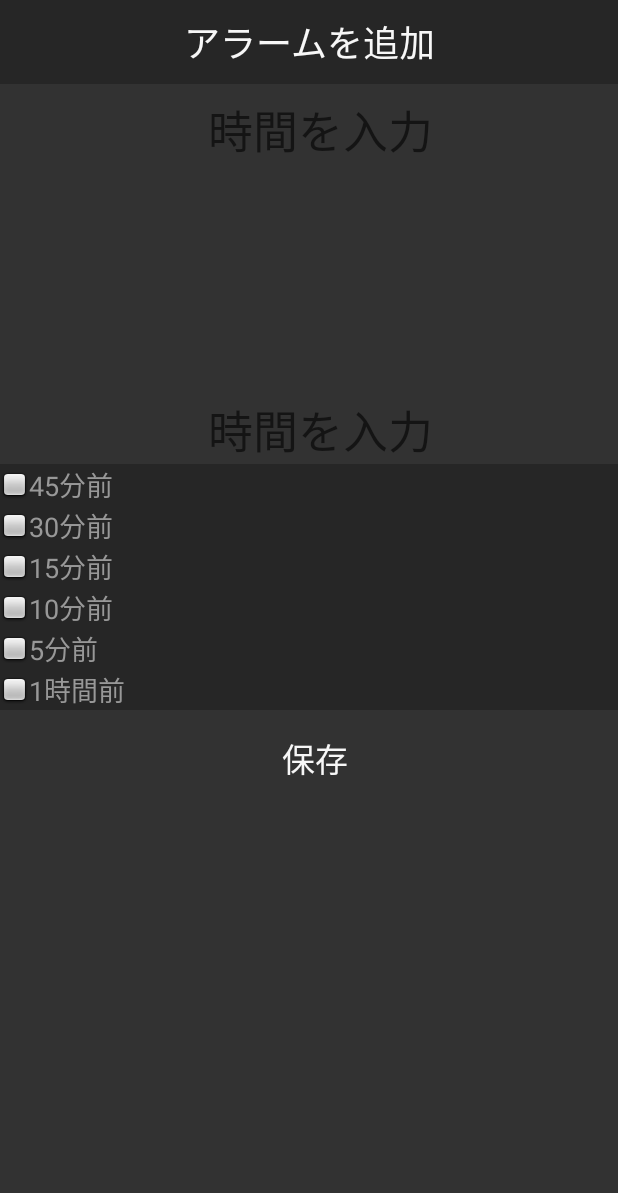
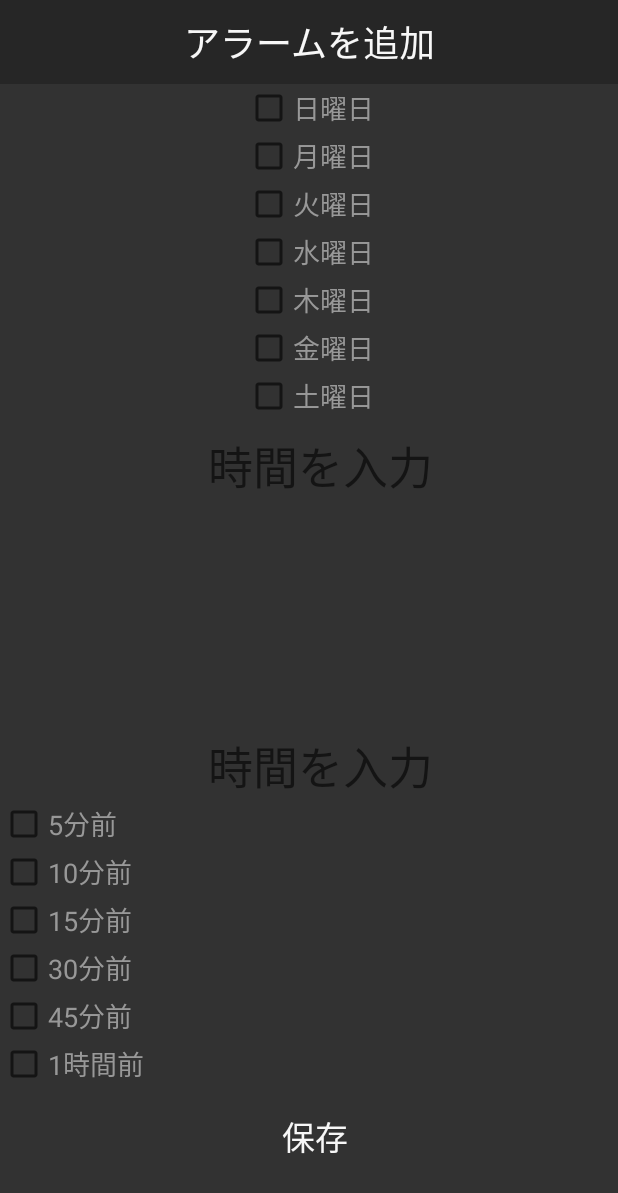
Before and after one commit to 18g031/customAlarmAPP, an Android app: the AlarmCreateActivity screen opened directly, with no data from a screen before it, on a phone screen of 412 x 824 dp. Shown: the top 1193 px of the screen. Run offline under Robolectric (Android 15) with nearby library versions, the phone set to English and light mode, and no system bars.

Commit message:
調整中

```diff
--- a/app/src/main/res/layout/clock.xml
+++ b/app/src/main/res/layout/clock.xml
@@ -21,14 +21,71 @@
 
     </androidx.appcompat.widget.Toolbar>
 
+    <CheckBox
+        android:id="@+id/checkBoxSun"
+        style="@style/checkBox"
+        android:text="日曜日"
+        app:layout_constraintEnd_toEndOf="parent"
+        app:layout_constraintStart_toStartOf="parent"
+        app:layout_constraintTop_toBottomOf="@+id/toolbar" />
+
+    <CheckBox
+        android:id="@+id/checkBoxMon"
+        style="@style/checkBox"
+        android:text="月曜日"
+        app:layout_constraintEnd_toEndOf="parent"
+        app:layout_constraintStart_toStartOf="parent"
+        app:layout_constraintTop_toBottomOf="@+id/checkBoxSun" />
+
+    <CheckBox
+        android:id="@+id/checkBoxTue"
+        style="@style/checkBox"
+        android:text="火曜日"
+        app:layout_constraintEnd_toEndOf="parent"
+        app:layout_constraintStart_toStartOf="parent"
+        app:layout_constraintTop_toBottomOf="@+id/checkBoxMon" />
+
+    <CheckBox
+        android:id="@+id/checkBoxWed"
+        style="@style/checkBox"
+        android:text="水曜日"
+        app:layout_constraintEnd_toEndOf="parent"
+        app:layout_constraintStart_toStartOf="parent"
+        app:layout_constraintTop_toBottomOf="@+id/checkBoxTue" />
+
+    <CheckBox
+        android:id="@+id/checkBoxThu"
+        style="@style/checkBox"
+        android:text="木曜日"
+        app:layout_constraintEnd_toEndOf="parent"
+        app:layout_constraintStart_toStartOf="parent"
+        app:layout_constraintTop_toBottomOf="@+id/checkBoxWed" />
+
+    <CheckBox
+        android:id="@+id/checkBoxFri"
+        style="@style/checkBox"
+        android:text="金曜日"
+        app:layout_constraintEnd_toEndOf="parent"
+        app:layout_constraintStart_toStartOf="parent"
+        app:layout_constraintTop_toBottomOf="@+id/checkBoxThu" />
+
+    <CheckBox
+        android:id="@+id/checkBoxSat"
+        style="@style/checkBox"
+        android:text="土曜日"
+        app:layout_constraintEnd_toEndOf="parent"
+        app:layout_constraintStart_toStartOf="parent"
+        app:layout_constraintTop_toBottomOf="@+id/checkBoxFri" />
+
+
     //アラームの箱
     <LinearLayout
         android:id="@+id/linear_alm"
         android:layout_width="match_parent"
         android:layout_height="200dp"
         android:orientation="vertical"
-        app:layout_constraintStart_toStartOf="@id/toolbar"
-        app:layout_constraintTop_toBottomOf="@+id/toolbar">
+        app:layout_constraintStart_toStartOf="@id/checkBoxSat"
+        app:layout_constraintTop_toBottomOf="@+id/checkBoxSat">
 
         <TextView
             android:id="@+id/tv_alm_timer"
@@ -61,96 +118,52 @@
             android:textSize="30dp" />
 
         <CheckBox
-            android:id="@+id/checkBox2"
-            android:layout_width="match_parent"
-            android:layout_height="wrap_content"
-            android:background="@color/baseColor1"
-            android:button="@android:drawable/checkbox_off_background"
-            android:checked="false"
-            android:text="45分前"
-            android:textColor="@color/secondaryText2"
-            android:textSize="18sp"
-            app:layout_constraintBottom_toTopOf="@+id/checkBox3"
+            android:id="@+id/checkBox5"
+            style="@style/checkBox"
+            android:text="5分前"
             app:layout_constraintEnd_toEndOf="parent"
             app:layout_constraintStart_toStartOf="parent"
-            app:layout_constraintTop_toBottomOf="@+id/checkBox1" />
+            app:layout_constraintTop_toBottomOf="@+id/tv_ann_time" />
 
         <CheckBox
-            android:id="@+id/checkBox3"
-            android:layout_width="match_parent"
-            android:layout_height="wrap_content"
-            android:background="@color/baseColor1"
-            android:button="@android:drawable/checkbox_off_background"
-            android:checked="false"
-            android:text="30分前"
-            android:textColor="@color/secondaryText2"
-            android:textSize="18sp"
-            app:layout_constraintBottom_toTopOf="@+id/checkBox4"
-            app:layout_constraintEnd_toEndOf="parent"
-            app:layout_constraintStart_toStartOf="parent"
-            app:layout_constraintTop_toBottomOf="@+id/checkBox2" />
-
-        <CheckBox
-            android:id="@+id/checkBox4"
-            android:layout_width="match_parent"
-            android:layout_height="wrap_content"
-            android:background="@color/baseColor1"
-            android:button="@android:drawable/checkbox_off_background"
-            android:checked="false"
-            android:text="15分前"
-            android:textColor="@color/secondaryText2"
-            android:textSize="18sp"
-            app:layout_constraintBottom_toTopOf="@+id/checkBox5"
-            app:layout_constraintEnd_toEndOf="parent"
-            app:layout_constraintStart_toStartOf="parent"
-            app:layout_constraintTop_toBottomOf="@+id/checkBox3" />
-
-        <CheckBox
-            android:id="@+id/checkBox5"
-            android:layout_width="match_parent"
-            android:layout_height="wrap_content"
-            android:background="@color/baseColor1"
-            android:button="@android:drawable/checkbox_off_background"
-            android:checked="false"
+            android:id="@+id/checkBox10"
+            style="@style/checkBox"
             android:text="10分前"
-            android:textColor="@color/secondaryText2"
-            android:textSize="18sp"
-            app:layout_constraintBottom_toTopOf="@+id/checkBox6"
-            app:layout_constraintEnd_toEndOf="parent"
-            app:layout_constraintStart_toStartOf="parent"
-            app:layout_constraintTop_toBottomOf="@+id/checkBox4" />
-
-        <CheckBox
-            android:id="@+id/checkBox6"
-            android:layout_width="match_parent"
-            android:layout_height="wrap_content"
-            android:background="@color/baseColor1"
-            android:button="@android:drawable/checkbox_off_background"
-            android:checked="false"
-            android:text="5分前"
-            android:textColor="@color/secondaryText2"
-            android:textSize="18sp"
-            app:layout_constraintBottom_toBottomOf="parent"
             app:layout_constraintEnd_toEndOf="parent"
             app:layout_constraintStart_toStartOf="parent"
             app:layout_constraintTop_toBottomOf="@+id/checkBox5" />
 
         <CheckBox
-            android:id="@+id/checkBox1"
-            android:layout_width="match_parent"
-            android:layout_height="wrap_content"
-            android:background="@color/baseColor1"
-            android:button="@android:drawable/checkbox_off_background"
-            android:checked="false"
-            android:cursorVisible="false"
-            android:text="1時間前"
-            android:textColor="@color/secondaryText2"
-            android:textSize="18sp"
-            android:verticalScrollbarPosition="defaultPosition"
-            app:layout_constraintBottom_toBottomOf="parent"
+            android:id="@+id/checkBox15"
+            style="@style/checkBox"
+            android:text="15分前"
             app:layout_constraintEnd_toEndOf="parent"
             app:layout_constraintStart_toStartOf="parent"
-            app:layout_constraintTop_toBottomOf="@+id/btnMainCon2" />
+            app:layout_constraintTop_toBottomOf="@+id/checkBox10" />
+
+        <CheckBox
+            android:id="@+id/checkBox30"
+            style="@style/checkBox"
+            android:text="30分前"
+            app:layout_constraintEnd_toEndOf="parent"
+            app:layout_constraintStart_toStartOf="parent"
+            app:layout_constraintTop_toBottomOf="@+id/checkBox15" />
+
+        <CheckBox
+            android:id="@+id/checkBox45"
+            style="@style/checkBox"
+            android:text="45分前"
+            app:layout_constraintEnd_toEndOf="parent"
+            app:layout_constraintStart_toStartOf="parent"
+            app:layout_constraintTop_toBottomOf="@+id/checkBox30" />
+
+        <CheckBox
+            android:id="@+id/checkBox60"
+            style="@style/checkBox"
+            android:text="1時間前"
+            app:layout_constraintEnd_toEndOf="parent"
+            app:layout_constraintStart_toStartOf="parent"
+            app:layout_constraintTop_toBottomOf="@+id/checkBox45"  />
 
     </LinearLayout>
 
--- a/app/src/main/res/values/dimen.xml
+++ b/app/src/main/res/values/dimen.xml
@@ -5,5 +5,6 @@
     <dimen name="text_size_toolbar">24sp</dimen>
     <dimen name="text_size_button">22sp</dimen>
     <dimen name="text_size_normal">20sp</dimen>
+    <dimen name="text_size_checkBox">18sp</dimen>
 
 </resources>
--- a/app/src/main/res/values/styles.xml
+++ b/app/src/main/res/values/styles.xml
@@ -48,5 +48,28 @@
         <item name="android:layout_marginTop">24dp</item>
     </style>
 
+    <style name="radioButton">
+        <item name="android:checked">false</item>
+        <item name="android:textColor">@color/secondaryText2</item>
+        <item name="android:textSize">@dimen/text_size_checkBox</item>
+        <item name="android:layout_width">match_parent</item>
+        <item name="android:layout_height">wrap_content</item>
+        <item name="android:layout_marginStart">0dp</item>
+        <item name="android:layout_marginLeft">16dp</item>
+    </style>
+
+    <style name="checkBox">
+        <item name="android:checked">false</item>
+        <item name="android:textColor">@color/secondaryText2</item>
+        <item name="android:textSize">@dimen/text_size_checkBox</item>
+        <item name="android:layout_width">wrap_content</item>
+        <item name="android:layout_height">wrap_content</item>
+        <item name="android:layout_marginStart">0dp</item>
+        <item name="android:layout_marginLeft">16dp</item>
+    </style>
+
+
+
+
 
 </resources>
```
